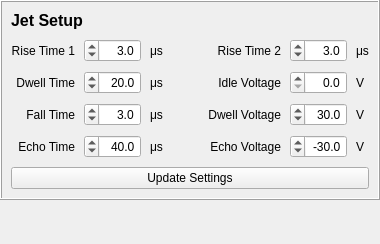
First picture: the form in src/ui/jettingwidget.ui, repository BYUCreateResearchLab/CREATE_LAB_Binder_Jet_Printer, before the edit.
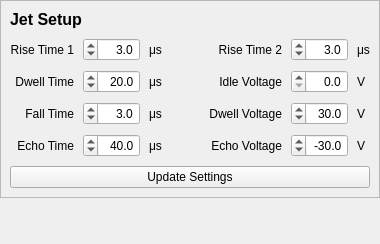
Second picture: the form after the edit.

What changed in the file:
```diff
--- a/src/ui/jettingwidget.ui
+++ b/src/ui/jettingwidget.ui
@@ -50,10 +50,10 @@
       <bool>true</bool>
      </property>
      <property name="frameShape">
-      <enum>QFrame::Box</enum>
+      <enum>QFrame::StyledPanel</enum>
      </property>
      <property name="frameShadow">
-      <enum>QFrame::Raised</enum>
+      <enum>QFrame::Sunken</enum>
      </property>
      <layout class="QGridLayout" name="gridLayout">
       <property name="spacing">
```
